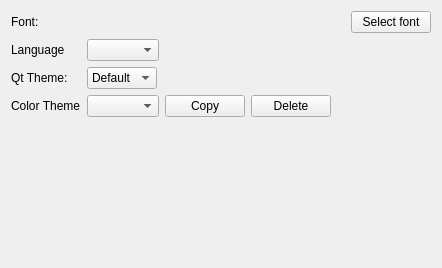
Qt form src/dialogs/preferences/AppearanceOptionsWidget.ui (rizinorg/cutter) before a commit.
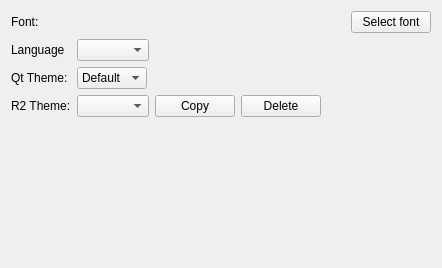
The same form after that commit. Custom widgets are drawn as their Qt base class.

Commit message: Rename "Color Theme" to "R2 Theme" in Appearance Options dialog

```diff
--- a/src/dialogs/preferences/AppearanceOptionsWidget.ui
+++ b/src/dialogs/preferences/AppearanceOptionsWidget.ui
@@ -86,7 +86,7 @@
      <item row="3" column="0">
       <widget class="QLabel" name="colorLabel">
        <property name="text">
-        <string>Color Theme</string>
+        <string>R2 Theme:</string>
        </property>
       </widget>
      </item>
```
